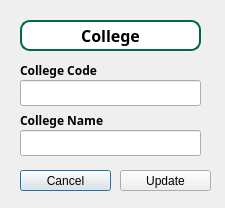
Above: editcollegedialog.ui from Kris2103/CCC151-SSIS before the change. Below: the same form after it.
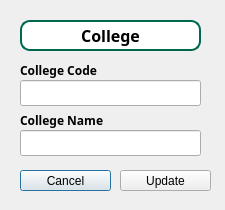
That is the form after the change.

Patch:
```diff
--- a/editcollegedialog.ui
+++ b/editcollegedialog.ui
@@ -7,7 +7,7 @@
     <x>0</x>
     <y>0</y>
     <width>225</width>
-    <height>208</height>
+    <height>210</height>
    </rect>
   </property>
   <property name="windowTitle">
```
